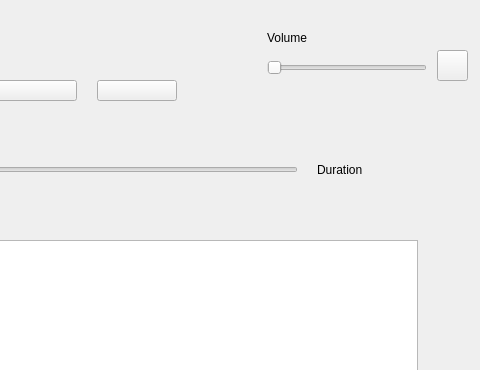
Old version of the form widget.ui in the repository eset9696/QtMediaPlayer; both pictures show x 383 to 863 and y 0 to 370 of the 863 by 476 pixel window.
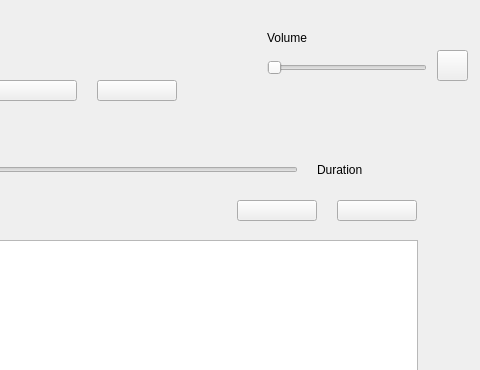
New version of the form. Icons and pictures are not drawn.

Commit message: classwork playlist in progress

```diff
--- a/widget.ui
+++ b/widget.ui
@@ -200,6 +200,32 @@
     </rect>
    </property>
   </widget>
+  <widget class="QPushButton" name="pushButtonRound">
+   <property name="geometry">
+    <rect>
+     <x>720</x>
+     <y>200</y>
+     <width>80</width>
+     <height>21</height>
+    </rect>
+   </property>
+   <property name="text">
+    <string/>
+   </property>
+  </widget>
+  <widget class="QPushButton" name="pushButtonShuffle">
+   <property name="geometry">
+    <rect>
+     <x>620</x>
+     <y>200</y>
+     <width>80</width>
+     <height>21</height>
+    </rect>
+   </property>
+   <property name="text">
+    <string/>
+   </property>
+  </widget>
  </widget>
  <resources>
   <include location="Icons.qrc"/>
```
The commit also changes 2 other files.
